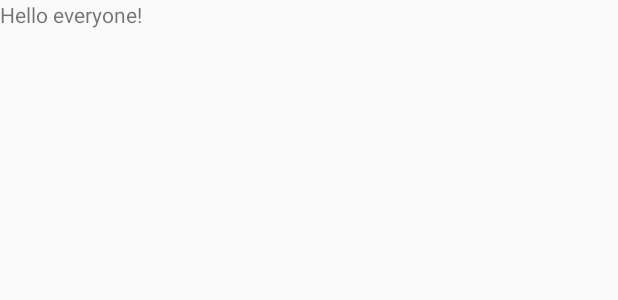
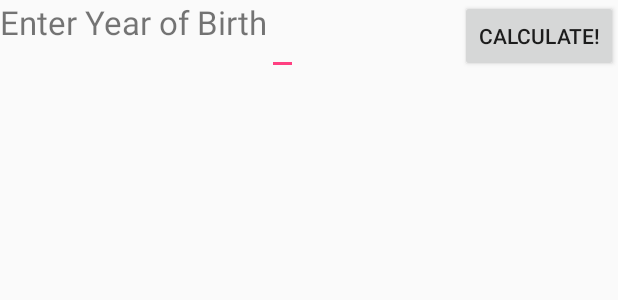
Before and after one commit to gallenc/solent1Public, an Android app: the layout activity_main.xml on its own in the app's theme, with its tools: preview values and no code run, on a phone screen of 412 x 824 dp. Shown: the top 300 px of the screen. Run offline under Robolectric (Android 15) with nearby library versions, the phone set to English and light mode, and no system bars.

Commit message:
adding interactivity

```diff
--- a/HelloWorld2/app/src/main/res/layout/activity_main.xml
+++ b/HelloWorld2/app/src/main/res/layout/activity_main.xml
@@ -4,6 +4,33 @@
     android:layout_width="match_parent"
     android:layout_height="match_parent"
     >
-    <TextView android:layout_width="wrap_content" android:layout_height="wrap_content"
-        android:text="@string/hello" />
+
+    <RelativeLayout android:orientation="horizontal" android:layout_width="match_parent"
+        android:layout_height="wrap_content">
+
+        <Button android:layout_width="wrap_content" android:layout_height="wrap_content"
+            android:id="@+id/btn1" android:text="@string/calculate"
+            android:layout_alignParentRight="true"/>
+
+        <TextView android:layout_width="wrap_content" android:layout_height="wrap_content"
+            android:text="@string/instructions"
+            android:textSize="10pt"
+            android:layout_alignParentLeft="true"
+            android:id="@+id/tv2" />
+
+        <EditText
+            android:layout_width="wrap_content"
+            android:layout_height="wrap_content"
+            android:id="@+id/et1"
+            android:layout_toRightOf="@id/tv2"
+            android:inputType="numberDecimal"
+            android:textSize="10pt"
+            />
+
+    </RelativeLayout>
+
+    <TextView android:layout_width="match_parent" android:layout_height="wrap_content"
+        android:id="@+id/tv1"
+        android:textSize="10pt"/>
+
 </LinearLayout>
--- a/HelloWorld2/app/src/main/res/values/strings.xml
+++ b/HelloWorld2/app/src/main/res/values/strings.xml
@@ -1,5 +1,9 @@
 <resources>
     <string name="app_name">HelloWorld2</string>
     <string name="action_settings">Settings</string>
-    <string name="hello">Hello everyone!</string>
+    <string name="calculate">Calculate!</string>
+    <string name="instructions">Enter Year of Birth</string>
+    <string name="negativeyear">Error: Birth year %s cannot be negative</string>
+    <string name="greateryear">Error: Birth year:  %s cannot be greater than %s</string>
+    <string name="ageis">Your age is: %s</string>
 </resources>
```
Also changed, not shown: HelloWorld2/app/src/main/java/com/example/nickw/helloworld2/MainActivity.java (+62 -16 lines).
